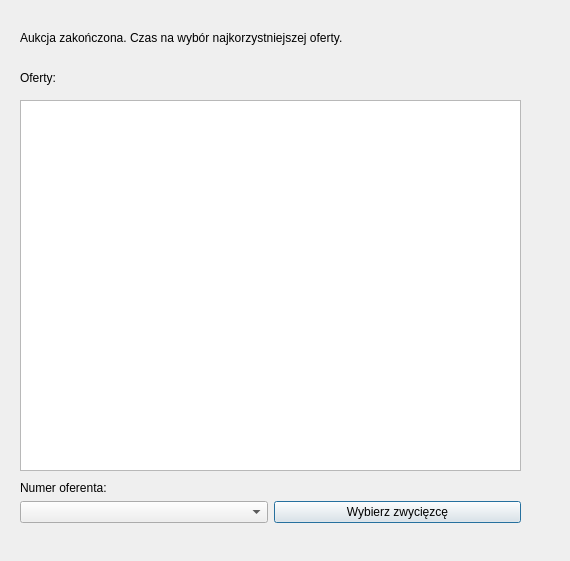
First picture: the form in klient/gui/wybierzzwyciezce.ui, repository dominikj/PKRY, before the edit.
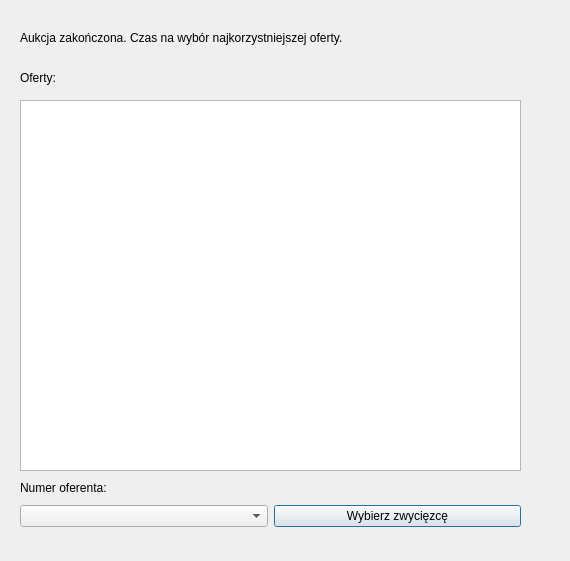
Second picture: the form after the edit.

```diff
--- a/klient/gui/wybierzzwyciezce.ui
+++ b/klient/gui/wybierzzwyciezce.ui
@@ -18,7 +18,7 @@
     <rect>
      <x>20</x>
      <y>30</y>
-     <width>371</width>
+     <width>481</width>
      <height>16</height>
     </rect>
    </property>
@@ -65,13 +65,13 @@
     <string>Numer oferenta:</string>
    </property>
   </widget>
-  <widget class="QWidget" name="">
+  <widget class="QWidget" name="layoutWidget">
    <property name="geometry">
     <rect>
      <x>20</x>
      <y>500</y>
      <width>501</width>
-     <height>25</height>
+     <height>33</height>
     </rect>
    </property>
    <layout class="QHBoxLayout" name="horizontalLayout">
```
